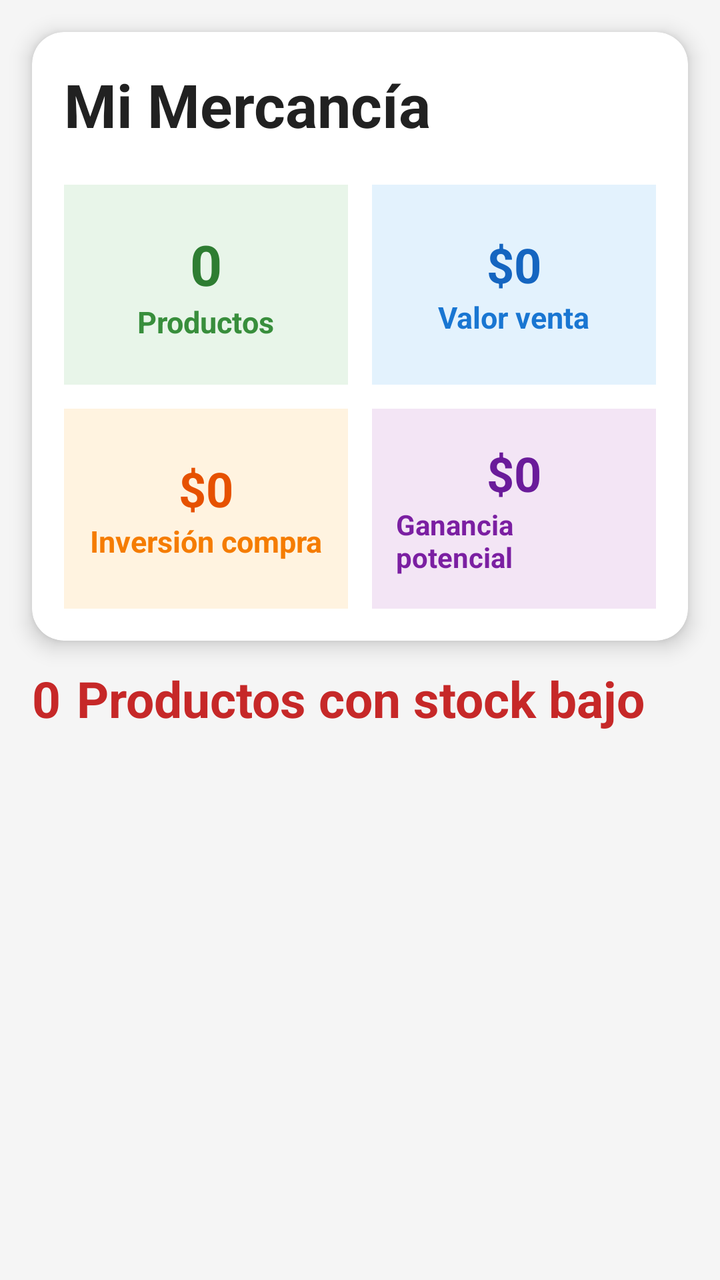
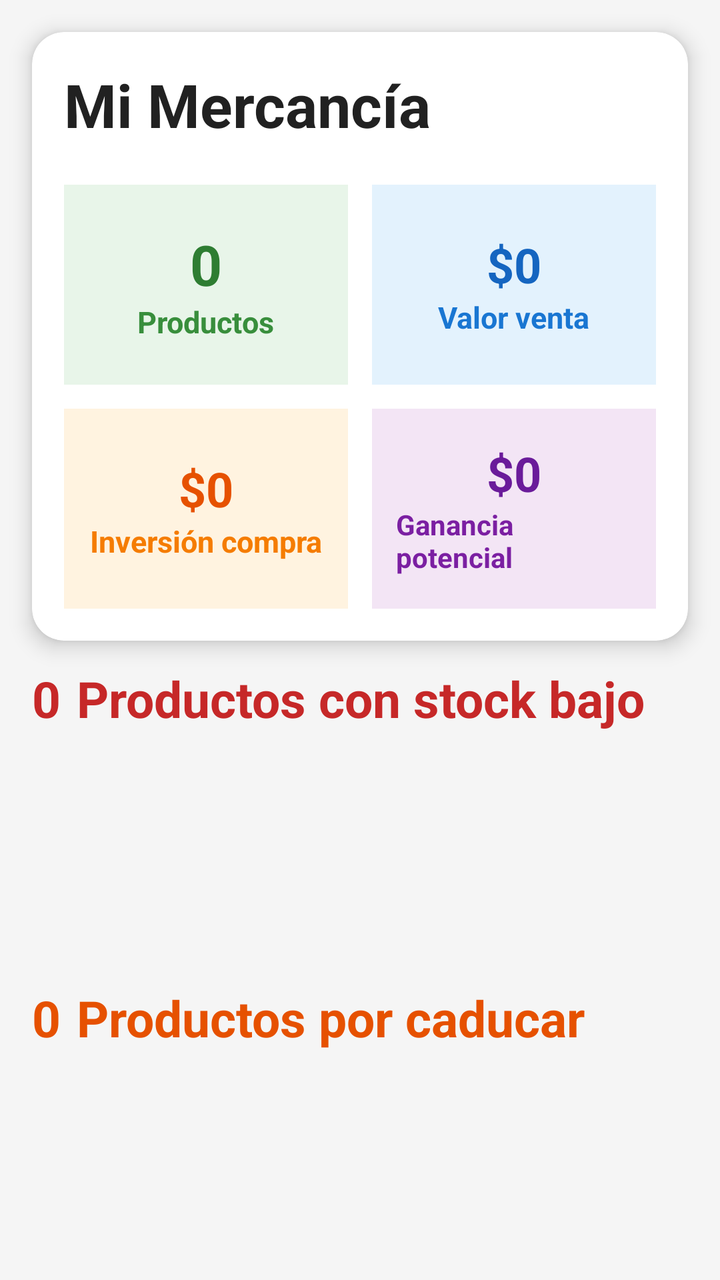

Two renders of the same Android screen: before a commit and after it. Below are the layout's source before the change and the commit's diff.
<!-- AndroidManifest.xml: application theme Theme.Inventario -->
<!-- res/layout/activity_reportes.xml -->
<?xml version="1.0" encoding="utf-8"?>
<androidx.constraintlayout.widget.ConstraintLayout
    xmlns:android="http://schemas.android.com/apk/res/android"
    xmlns:app="http://schemas.android.com/apk/res-auto"
    xmlns:tools="http://schemas.android.com/tools"
    android:layout_width="match_parent"
    android:layout_height="match_parent"
    android:background="#F5F5F5">

    
    <androidx.cardview.widget.CardView
        android:id="@+id/cardResumen"
        android:layout_width="0dp"
        android:layout_height="wrap_content"
        android:layout_margin="16dp"
        app:cardCornerRadius="16dp"
        app:cardElevation="6dp"
        app:layout_constraintTop_toTopOf="parent"
        app:layout_constraintStart_toStartOf="parent"
        app:layout_constraintEnd_toEndOf="parent">

        <androidx.constraintlayout.widget.ConstraintLayout
            android:layout_width="match_parent"
            android:layout_height="match_parent"
            android:padding="16dp">

            <TextView
                android:id="@+id/tvTituloResumen"
                android:layout_width="wrap_content"
                android:layout_height="wrap_content"
                android:text="Mi Mercancía"
                android:textColor="#212121"
                android:textSize="30sp"
                android:textStyle="bold"
                app:layout_constraintStart_toStartOf="parent"
                app:layout_constraintTop_toTopOf="parent" />

            

            

            <androidx.constraintlayout.widget.ConstraintLayout
                android:id="@+id/filaMetricas"
                android:layout_width="0dp"
                android:layout_height="wrap_content"
                android:layout_marginTop="20dp"
                app:layout_constraintEnd_toEndOf="parent"
                app:layout_constraintStart_toStartOf="parent"
                app:layout_constraintTop_toBottomOf="@id/tvTituloResumen">

                <LinearLayout
                    android:id="@+id/metrica1"
                    android:layout_width="0dp"
                    android:layout_height="100dp"
                    android:layout_marginEnd="6dp"
                    android:background="#E8F5E9"
                    android:gravity="center"
                    android:orientation="vertical"
                    android:padding="12dp"
                    app:layout_constraintEnd_toStartOf="@id/metrica2"
                    app:layout_constraintHorizontal_weight="1"
                    app:layout_constraintStart_toStartOf="parent"
                    app:layout_constraintTop_toTopOf="parent">

                    <TextView
                        android:id="@+id/tvTotalProductos"
                        android:layout_width="wrap_content"
                        android:layout_height="wrap_content"
                        android:text="0"
                        android:textColor="#2E7D32"
                        android:textSize="28sp"
                        android:textStyle="bold" />

                    <TextView
                        android:layout_width="wrap_content"
                        android:layout_height="wrap_content"
                        android:text="Productos"
                        android:textColor="#388E3C"
                        android:textSize="15sp"
                        android:textStyle="bold" />

                </LinearLayout>

                <LinearLayout
                    android:id="@+id/metrica2"
                    android:layout_width="0dp"
                    android:layout_height="100dp"
                    android:layout_marginStart="6dp"
                    android:background="#E3F2FD"
                    android:gravity="center"
                    android:orientation="vertical"
                    android:padding="12dp"
                    app:layout_constraintEnd_toEndOf="parent"
                    app:layout_constraintHorizontal_weight="1"
                    app:layout_constraintStart_toEndOf="@id/metrica1"
                    app:layout_constraintTop_toTopOf="parent">

                    <TextView
                        android:id="@+id/tvValorTotal"
                        android:layout_width="wrap_content"
                        android:layout_height="wrap_content"
                        android:text="$0"
                        android:textColor="#1565C0"
                        android:textSize="24sp"
                        android:textStyle="bold" />

                    <TextView
                        android:layout_width="wrap_content"
                        android:layout_height="wrap_content"
                        android:text="Valor venta"
                        android:textColor="#1976D2"
                        android:textSize="15sp"
                        android:textStyle="bold" />

                </LinearLayout>

            </androidx.constraintlayout.widget.ConstraintLayout>

            <androidx.constraintlayout.widget.ConstraintLayout
                android:id="@+id/filaPrecios"
                android:layout_width="0dp"
                android:layout_height="wrap_content"
                android:layout_marginTop="12dp"
                app:layout_constraintEnd_toEndOf="parent"
                app:layout_constraintStart_toStartOf="parent"
                app:layout_constraintTop_toBottomOf="@id/filaMetricas">

                <LinearLayout
                    android:id="@+id/metrica4"
                    android:layout_width="0dp"
                    android:layout_height="100dp"
                    android:layout_marginEnd="6dp"
                    android:background="#FFF3E0"
                    android:gravity="center"
                    android:orientation="vertical"
                    android:padding="12dp"
                    app:layout_constraintEnd_toStartOf="@id/metrica5"
                    app:layout_constraintHorizontal_weight="1"
                    app:layout_constraintStart_toStartOf="parent"
                    app:layout_constraintTop_toTopOf="parent">

                    <TextView
                        android:id="@+id/tvValorCompra"
                        android:layout_width="wrap_content"
                        android:layout_height="wrap_content"
                        android:text="$0"
                        android:textColor="#E65100"
                        android:textSize="24sp"
                        android:textStyle="bold" />

                    <TextView
                        android:layout_width="wrap_content"
                        android:layout_height="wrap_content"
                        android:text="Inversión compra"
                        android:textColor="#F57C00"
                        android:textSize="15sp"
                        android:textStyle="bold" />

                </LinearLayout>

                <LinearLayout
                    android:id="@+id/metrica5"
                    android:layout_width="0dp"
                    android:layout_height="100dp"
                    android:layout_marginStart="6dp"
                    android:background="#F3E5F5"
                    android:gravity="center"
                    android:orientation="vertical"
                    android:padding="12dp"
                    app:layout_constraintEnd_toEndOf="parent"
                    app:layout_constraintHorizontal_weight="1"
                    app:layout_constraintStart_toEndOf="@id/metrica4"
                    app:layout_constraintTop_toTopOf="parent">

                    <TextView
                        android:id="@+id/tvGanancia"
                        android:layout_width="wrap_content"
                        android:layout_height="wrap_content"
                        android:text="$0"
                        android:textColor="#6A1B9A"
                        android:textSize="24sp"
                        android:textStyle="bold" />

                    <TextView
                        android:layout_width="wrap_content"
                        android:layout_height="wrap_content"
                        android:text="Ganancia potencial"
                        android:textColor="#7B1FA2"
                        android:textSize="14sp"
                        android:textStyle="bold" />

                </LinearLayout>

            </androidx.constraintlayout.widget.ConstraintLayout>

        </androidx.constraintlayout.widget.ConstraintLayout>

    </androidx.cardview.widget.CardView>

    

    <TextView
        android:id="@+id/tvStockBajoCount"
        android:layout_width="wrap_content"
        android:layout_height="wrap_content"
        android:layout_marginStart="16dp"
        android:layout_marginTop="12dp"
        android:text="0"
        android:textColor="#C62828"
        android:textSize="25sp"
        android:textStyle="bold"
        app:layout_constraintStart_toStartOf="parent"
        app:layout_constraintTop_toBottomOf="@id/cardResumen" />

    <TextView
        android:id="@+id/tvTituloStockBajo"
        android:layout_width="wrap_content"
        android:layout_height="wrap_content"
        android:layout_marginStart="8dp"
        android:text="Productos con stock bajo"
        android:textColor="#C62828"
        android:textSize="25sp"
        android:textStyle="bold"
        app:layout_constraintBaseline_toBaselineOf="@+id/tvStockBajoCount"
        app:layout_constraintStart_toEndOf="@id/tvStockBajoCount" />

    

    <FrameLayout
        android:id="@+id/fragmentContainer"
        android:layout_width="0dp"
        android:layout_height="0dp"
        android:layout_marginTop="8dp"
        app:layout_constraintBottom_toBottomOf="parent"
        app:layout_constraintEnd_toEndOf="parent"
        app:layout_constraintStart_toStartOf="parent"
        app:layout_constraintTop_toBottomOf="@id/tvStockBajoCount">

    </FrameLayout>

</androidx.constraintlayout.widget.ConstraintLayout>
<!-- resources referenced by this layout -->
<resources>
  <style name="Theme.Inventario" parent="Theme.MaterialComponents.DayNight.DarkActionBar">
          
          <item name="colorPrimary">@color/purple_500</item>
          <item name="colorPrimaryVariant">@color/purple_700</item>
          <item name="colorOnPrimary">@color/white</item>
          
          <item name="colorSecondary">@color/teal_200</item>
          <item name="colorSecondaryVariant">@color/teal_700</item>
          <item name="colorOnSecondary">@color/black</item>
          
          <item name="android:statusBarColor">?attr/colorPrimaryVariant</item>
          
      </style>
  <color name="purple_500">#FF6200EE</color>
  <color name="purple_700">#FF3700B3</color>
  <color name="white">#FFFFFFFF</color>
  <color name="teal_200">#FF03DAC5</color>
  <color name="teal_700">#FF018786</color>
  <color name="black">#FF000000</color>
</resources>

<!-- the commit's change to res/layout/activity_reportes.xml (unified diff, before → after) -->
@@ -199,43 +199,90 @@
 
     
 
-    <TextView
-        android:id="@+id/tvStockBajoCount"
-        android:layout_width="wrap_content"
-        android:layout_height="wrap_content"
-        android:layout_marginStart="16dp"
-        android:layout_marginTop="12dp"
-        android:text="0"
-        android:textColor="#C62828"
-        android:textSize="25sp"
-        android:textStyle="bold"
-        app:layout_constraintStart_toStartOf="parent"
-        app:layout_constraintTop_toBottomOf="@id/cardResumen" />
-
-    <TextView
-        android:id="@+id/tvTituloStockBajo"
-        android:layout_width="wrap_content"
-        android:layout_height="wrap_content"
-        android:layout_marginStart="8dp"
-        android:text="Productos con stock bajo"
-        android:textColor="#C62828"
-        android:textSize="25sp"
-        android:textStyle="bold"
-        app:layout_constraintBaseline_toBaselineOf="@+id/tvStockBajoCount"
-        app:layout_constraintStart_toEndOf="@id/tvStockBajoCount" />
-
-    
-
-    <FrameLayout
-        android:id="@+id/fragmentContainer"
+    <LinearLayout
+        android:id="@+id/layoutSeccionesInferiores"
         android:layout_width="0dp"
         android:layout_height="0dp"
-        android:layout_marginTop="8dp"
+        android:orientation="vertical"
+        app:layout_constraintTop_toBottomOf="@id/cardResumen"
         app:layout_constraintBottom_toBottomOf="parent"
-        app:layout_constraintEnd_toEndOf="parent"
         app:layout_constraintStart_toStartOf="parent"
-        app:layout_constraintTop_toBottomOf="@id/tvStockBajoCount">
-
-    </FrameLayout>
+        app:layout_constraintEnd_toEndOf="parent">
+
+        
+        <LinearLayout
+            android:layout_width="match_parent"
+            android:layout_height="wrap_content"
+            android:layout_marginStart="16dp"
+            android:layout_marginTop="12dp"
+            android:orientation="horizontal">
+
+            <TextView
+                android:id="@+id/tvStockBajoCount"
+                android:layout_width="wrap_content"
+                android:layout_height="wrap_content"
+                android:text="0"
+                android:textColor="#C62828"
+                android:textSize="25sp"
+                android:textStyle="bold" />
+
+            <TextView
+                android:id="@+id/tvTituloStockBajo"
+                android:layout_width="wrap_content"
+                android:layout_height="wrap_content"
+                android:layout_marginStart="8dp"
+                android:text="Productos con stock bajo"
+                android:textColor="#C62828"
+                android:textSize="25sp"
+                android:textStyle="bold" />
+
+        </LinearLayout>
+
+        
+        <FrameLayout
+            android:id="@+id/fragmentContainer"
+            android:layout_width="match_parent"
+            android:layout_height="0dp"
+            android:layout_weight="1"
+            android:layout_marginTop="8dp" />
+
+        
+        <LinearLayout
+            android:layout_width="match_parent"
+            android:layout_height="wrap_content"
+            android:layout_marginStart="16dp"
+            android:layout_marginTop="12dp"
+            android:orientation="horizontal">
+
+            <TextView
+                android:id="@+id/tvPorCaducarCount"
+                android:layout_width="wrap_content"
+                android:layout_height="wrap_content"
+                android:text="0"
+                android:textColor="#E65100"
+                android:textSize="25sp"
+                android:textStyle="bold" />
+
+            <TextView
+                android:id="@+id/tvTituloPorCaducar"
+                android:layout_width="wrap_content"
+                android:layout_height="wrap_content"
+                android:layout_marginStart="8dp"
+                android:text="Productos por caducar"
+                android:textColor="#E65100"
+                android:textSize="25sp"
+                android:textStyle="bold" />
+
+        </LinearLayout>
+
+        
+        <FrameLayout
+            android:id="@+id/fragmentContainerCaducidad"
+            android:layout_width="match_parent"
+            android:layout_height="0dp"
+            android:layout_weight="1"
+            android:layout_marginTop="8dp" />
+
+    </LinearLayout>
 
 </androidx.constraintlayout.widget.ConstraintLayout>
